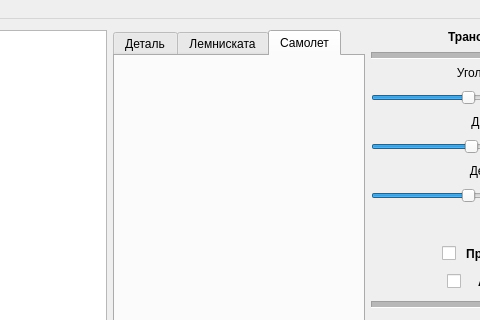
The window that MainWindow/mainwindow.ui (Childcity/QtGraphicsExample) describes before a commit, drawn with Qt 5; both pictures show x 617 to 1097 and y 0 to 320 of the 1250 by 740 pixel window.
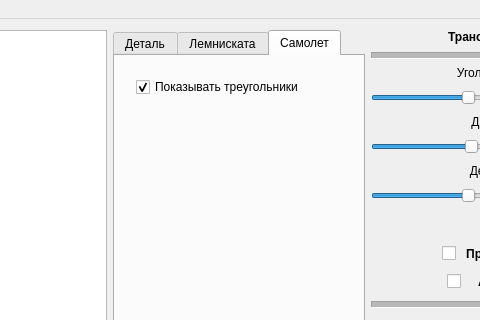
The same window after the commit. Icons and pictures are not drawn. Custom widgets are drawn as their Qt base class.

```diff
--- a/MainWindow/mainwindow.ui
+++ b/MainWindow/mainwindow.ui
@@ -788,6 +788,41 @@
          <attribute name="title">
           <string>Самолет</string>
          </attribute>
+         <widget class="QWidget" name="verticalLayoutWidget_2">
+          <property name="geometry">
+           <rect>
+            <x>10</x>
+            <y>10</y>
+            <width>231</width>
+            <height>171</height>
+           </rect>
+          </property>
+          <layout class="QVBoxLayout" name="verticalLayout_5">
+           <item>
+            <widget class="QCheckBox" name="checkBox_5">
+             <property name="text">
+              <string>Показывать треугольники</string>
+             </property>
+             <property name="checked">
+              <bool>true</bool>
+             </property>
+            </widget>
+           </item>
+           <item>
+            <spacer name="verticalSpacer_4">
+             <property name="orientation">
+              <enum>Qt::Vertical</enum>
+             </property>
+             <property name="sizeHint" stdset="0">
+              <size>
+               <width>20</width>
+               <height>40</height>
+              </size>
+             </property>
+            </spacer>
+           </item>
+          </layout>
+         </widget>
         </widget>
        </widget>
       </item>
```
Left out of the diff: 11 changed lines with no effect on the pictures.
